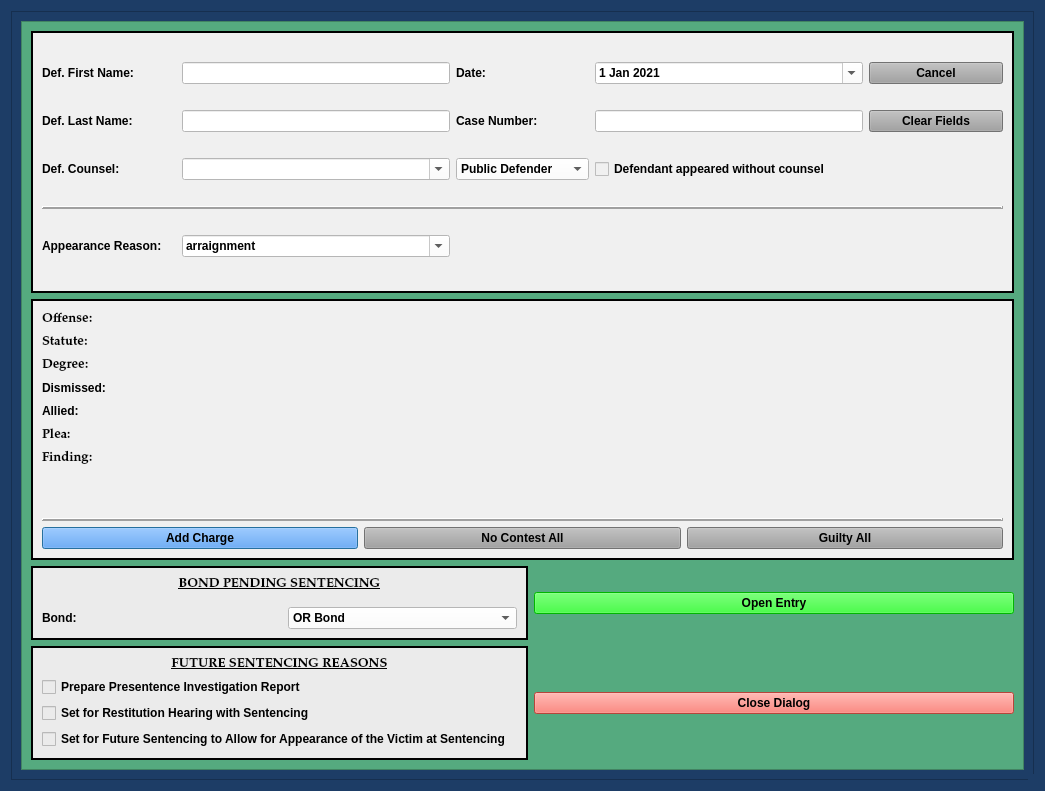
HunterProgram22/MuniEntry, file package/views/ui/PleaOnlyDialog.ui: the form before one commit.
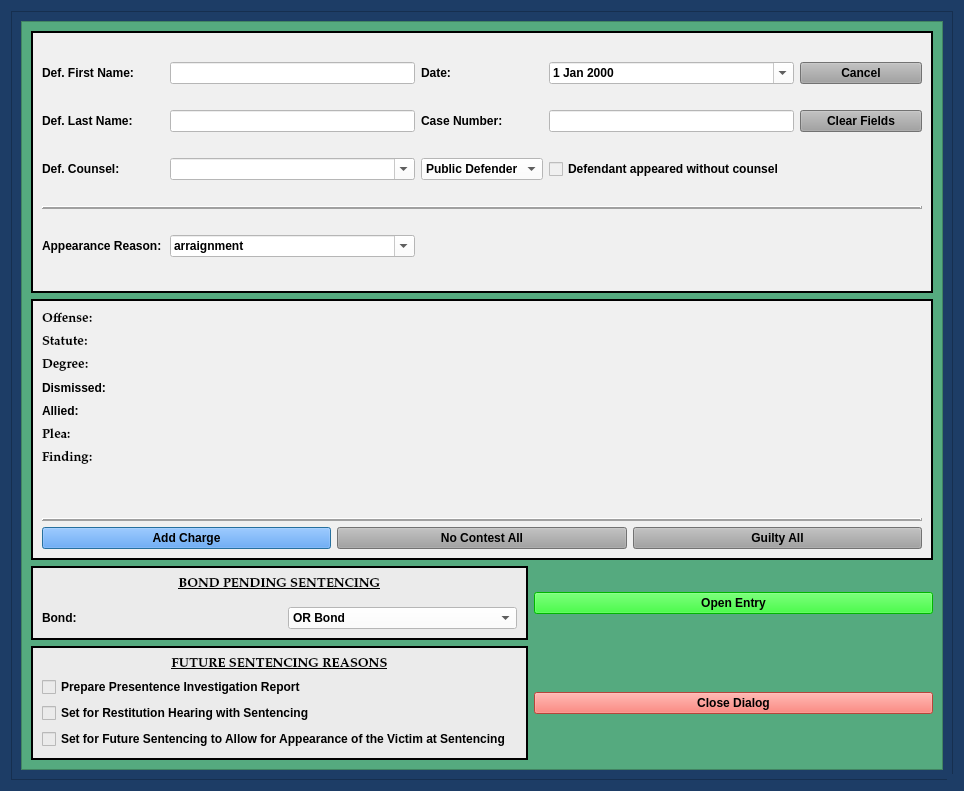
The form after the commit. Custom widgets are drawn as their Qt base class.

The edit to the form file:
```diff
--- a/package/views/ui/PleaOnlyDialog.ui
+++ b/package/views/ui/PleaOnlyDialog.ui
@@ -9,7 +9,7 @@
    <rect>
     <x>0</x>
     <y>0</y>
-    <width>1045</width>
+    <width>964</width>
     <height>791</height>
    </rect>
   </property>
@@ -177,7 +177,7 @@
           <rect>
            <x>0</x>
            <y>0</y>
-           <width>1005</width>
+           <width>924</width>
            <height>751</height>
           </rect>
          </property>
@@ -234,23 +234,9 @@
                 <string notr="true">color: rgb(0, 0, 0);
 background-color: rgb(255, 255, 255);</string>
                </property>
-               <property name="minimumDate">
-                <date>
-                 <year>2021</year>
-                 <month>1</month>
-                 <day>1</day>
-                </date>
-               </property>
                <property name="calendarPopup">
                 <bool>true</bool>
                </property>
-               <property name="date">
-                <date>
-                 <year>2021</year>
-                 <month>1</month>
-                 <day>1</day>
-                </date>
-               </property>
               </widget>
              </item>
              <item row="0" column="1">
@@ -780,6 +766,18 @@
    </item>
   </layout>
  </widget>
+ <customwidgets>
+  <customwidget>
+   <class>NoScrollDateEdit</class>
+   <extends>QDateEdit</extends>
+   <header>.custom_widgets</header>
+  </customwidget>
+  <customwidget>
+   <class>NoScrollComboBox</class>
+   <extends>QComboBox</extends>
+   <header>.custom_widgets</header>
+  </customwidget>
+ </customwidgets>
  <tabstops>
   <tabstop>defendant_first_name_lineEdit</tabstop>
   <tabstop>defendant_last_name_lineEdit</tabstop>
```
Left out of the diff: 8 changed lines with no effect on the pictures.
